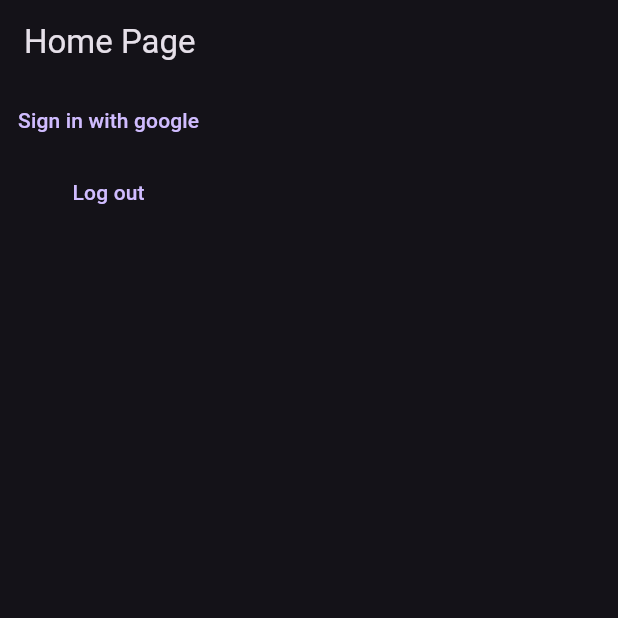
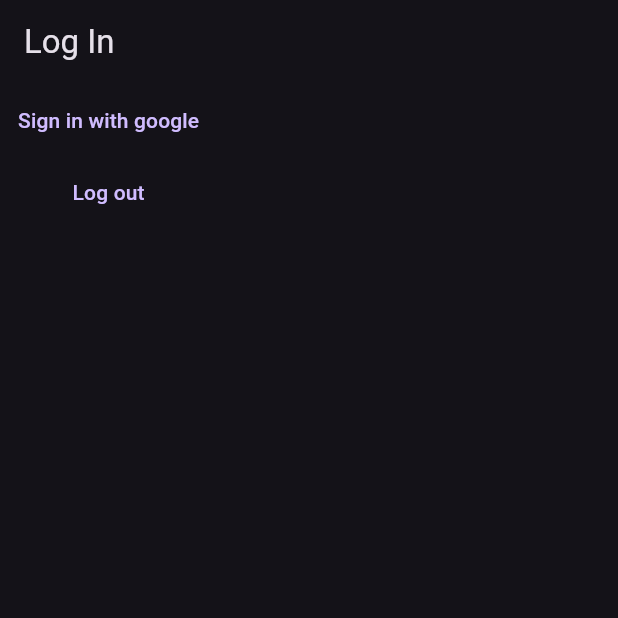
Before and after one commit to AyanDas-99/Instagram-clone, a Flutter app: the screen it shows after launch, after a tap on "Sign in with google", on a phone screen of 412 x 824 dp, the top half of it. Run offline on Flutter 3.47's test engine with Material 2 defaults, Android fonts, the phone set to English and light mode, and no system bars; our stand-ins replace cloud_firestore, firebase_auth, firebase_core, google_sign_in, hooks_riverpod; accounts and stored records are empty.

```diff
--- a/lib/main.dart
+++ b/lib/main.dart
@@ -1,7 +1,10 @@
 import 'package:flutter/material.dart';
 import 'package:firebase_core/firebase_core.dart';
 import 'package:flutter/services.dart';
+import 'package:hooks_riverpod/hooks_riverpod.dart';
 import 'package:instagram_clone/state/auth/backend/authenticator.dart';
+import 'package:instagram_clone/state/auth/providers/auth_state_provider.dart';
+import 'package:instagram_clone/state/auth/providers/is_logged_in_provider.dart';
 import 'firebase_options.dart';
 
 void main() async {
@@ -9,7 +12,7 @@ void main() async {
   await Firebase.initializeApp(
     options: DefaultFirebaseOptions.currentPlatform,
   );
-  runApp(const MyApp());
+  runApp(const ProviderScope(child: MyApp()));
 }
 
 class MyApp extends StatelessWidget {
@@ -26,34 +29,62 @@ class MyApp extends StatelessWidget {
           brightness: Brightness.dark,
           primarySwatch: Colors.blueGrey,
           indicatorColor: Colors.blueGrey),
-      home: const Home(),
+      home: Consumer(
+        builder: (context, ref, child) {
+          final isLoggedIn = ref.watch(isLoggedInProvider);
+          if (isLoggedIn) {
+            return const Home();
+          }
+          return const LoginView();
+        },
+      ),
     );
   }
 }
 
 class Home extends StatelessWidget {
   const Home({super.key});
+
   @override
   Widget build(BuildContext context) {
     return Scaffold(
       appBar: AppBar(
-        title: const Text('Home Page'),
+        title: const Text('This is the title'),
       ),
-      body: Column(
+      body: Consumer(
+          builder: (context, ref, child) => TextButton(
+              onPressed: () {
+                ref.read(authStateProvider.notifier).logOut();
+              },
+              child: const Text('Log out'))),
+    );
+  }
+}
+
+class LoginView extends StatelessWidget {
+  const LoginView({super.key});
+  @override
+  Widget build(BuildContext context) {
+    return Scaffold(
+      appBar: AppBar(
+        title: const Text('Log In'),
+      ),
+      body: Consumer(builder: (context, ref, child) {
+        return Column(
           children: [
             TextButton(
                 onPressed: () async {
-                final result = await Authenticator().loginWithGoogle();
-                print(result);
+                  await ref.read(authStateProvider.notifier).logInWithGoogle();
                 },
-              child: Text('Sign in with google')),
+                child: const Text('Sign in with google')),
             TextButton(
                 onPressed: () async {
-                await Authenticator().logOut();
+                  await ref.read(authStateProvider.notifier).logOut();
                 },
-              child: Text('Log out')),
+                child: const Text('Log out')),
           ],
-      ),
+        );
+      }),
     );
   }
 }
--- a/lib/state/auth/models/auth_state.dart
+++ b/lib/state/auth/models/auth_state.dart
@@ -20,7 +20,8 @@ class AuthState {
         isLoading = false,
         userId = null;
 
-  AuthState copiedWithIsLoading(bool isLoading) => AuthState.unknown();
+  AuthState copiedWithIsLoading(bool isLoading) =>
+      AuthState(result: result, isLoading: isLoading, userId: userId);
 
   @override
   bool operator ==(covariant AuthState other) =>
--- /dev/null
+++ b/lib/state/auth/providers/auth_state_provider.dart
@@ -0,0 +1,6 @@
+import 'package:hooks_riverpod/hooks_riverpod.dart';
+import 'package:instagram_clone/state/auth/models/auth_state.dart';
+import 'package:instagram_clone/state/auth/notifiers/auth_state_notifier.dart';
+
+final authStateProvider = StateNotifierProvider<AuthStateNotifer, AuthState>(
+    (_) => AuthStateNotifer());
--- /dev/null
+++ b/lib/state/auth/providers/is_logged_in_provider.dart
@@ -0,0 +1,8 @@
+import 'package:hooks_riverpod/hooks_riverpod.dart';
+import 'package:instagram_clone/state/auth/models/auth_results.dart';
+import 'package:instagram_clone/state/auth/providers/auth_state_provider.dart';
+
+final isLoggedInProvider = Provider<bool>((ref) {
+  final authState = ref.watch(authStateProvider);
+  return authState.result == AuthResult.success;
+});
```
Also changed, not shown: lib/state/auth/notifiers/auth_state_notifier.dart (+13 -2 lines), lib/state/auth/providers/user_id_provider.dart (added, +9 -0 lines), lib/state/constants/firebase_collection_names.dart (added, +12 -0 lines), lib/state/user_info/backend/user_info_storage.dart (added, +51 -0 lines). Lines whose indentation alone changed are shown as unchanged.
